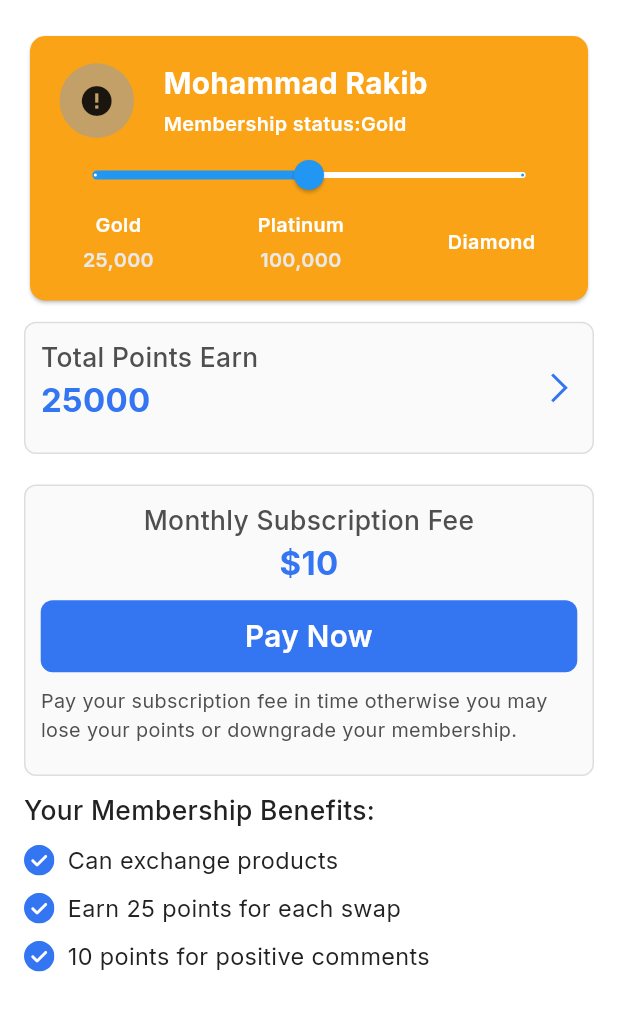
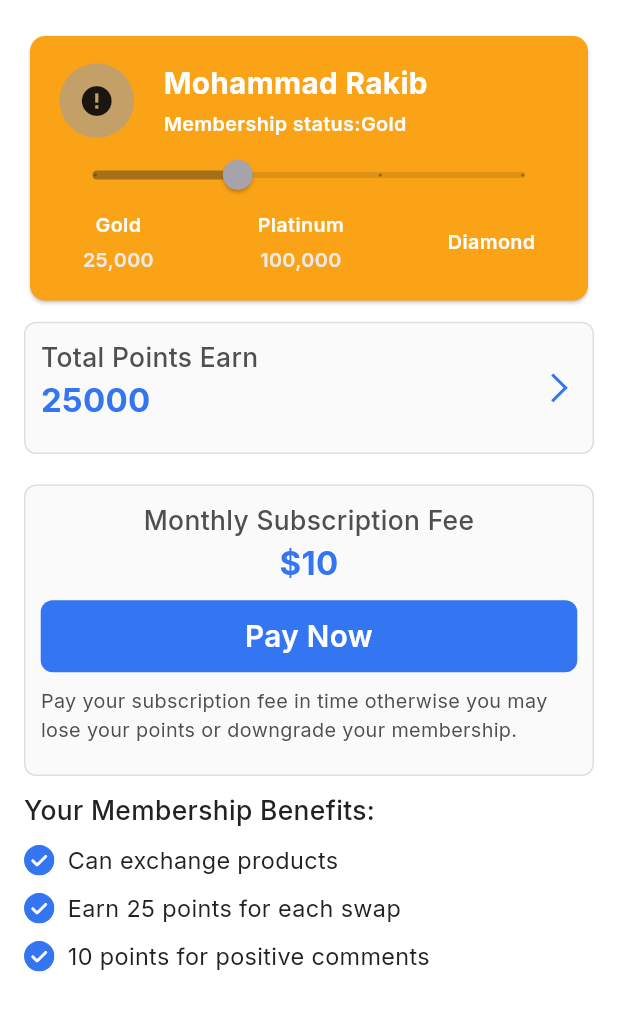
Before and after one commit to bdCalling-Sdt-hub/trade_app, a Flutter app: the MyMembershipScreen screen opened by its route, on a phone screen of 412 x 824 dp, the part 90-1121 px from its top. Run offline on Flutter 3.47's test engine with Material 3 defaults, Android fonts, the phone set to English and light mode, and no system bars; drawn by our look-alikes of cached_network_image; our stand-ins replace carousel_slider, connectivity_plus, country_picker, flutter_rating_bar, flutter_screenutil, flutter_spinkit and 9 more; accounts and stored records are empty; network calls fail; project files that could hold a hidden picture were left out.

Commit message:
membership screen completed

```diff
--- a/lib/controller/membership_controller/membership_controller.dart
+++ b/lib/controller/membership_controller/membership_controller.dart
@@ -1,11 +1,14 @@
 import 'package:get/get.dart';
 
 class MembershipController extends GetxController {
+
+  RxBool isLoader = false.obs;
   var sliderValue = 25000.0.obs;
 
   void updateSliderValue(double value) {
     sliderValue.value = value;
   }
+
 
 
   final List<String> membershipItem = [
--- a/lib/core/app_routes/app_routes.dart
+++ b/lib/core/app_routes/app_routes.dart
@@ -9,6 +9,7 @@ import 'package:trade_app/view/screens/authentication/sign_up/sign_up_screen.dar
 import 'package:trade_app/view/screens/authentication/sign_up_otp/sign_up_otp.dart';
 import 'package:trade_app/view/screens/category_screen/category_screen.dart';
 import 'package:trade_app/view/screens/membership_package/membership_package_screen.dart';
+import 'package:trade_app/view/screens/my_membership_screen/membership_details_screen/membership_details_screen.dart';
 import 'package:trade_app/view/screens/notification_screen/notification_screen.dart';
 import 'package:trade_app/view/screens/other_profile/other_profile.dart';
 import 'package:trade_app/view/screens/package_details/package_details_screen.dart';
@@ -61,6 +62,7 @@ class AppRoutes {
   static const String categoryScreen = "/CategoryScreen";
   static const String notificationScreen = "/NotificationScreen";
   static const String otherProfile = "/OtherProfile";
+  static const String membershipDetailsScreen = "/MembershipDetailsScreen";
 
   ///=============================Post Edit Screen============
   static const String postAddScreen = "/PostAddScreen";
@@ -96,6 +98,7 @@ class AppRoutes {
     GetPage(name: myMembershipScreen, page: () =>     MyMembershipScreen()),
     GetPage(name: pointsEarnedScreen, page: () =>    const PointsEarnedScreen()),
     GetPage(name: myRatingScreen, page: () =>     MyRatingScreen()),
+    GetPage(name: membershipDetailsScreen, page: () =>     const MembershipDetailsScreen()),
 
     ///============================Post Edit Screen=================
     GetPage(name: postAddScreen, page: () =>     const PostAddScreen()),
--- a/lib/view/components/custom_membership_profile_card/custom_membership_profile_card.dart
+++ b/lib/view/components/custom_membership_profile_card/custom_membership_profile_card.dart
@@ -12,18 +12,22 @@ class CustomMembershipProfileCard extends StatelessWidget {
   final String name;
   final String membershipStatus;
   final MembershipController controller;
+  final VoidCallback onTap;
 
   const CustomMembershipProfileCard({
     required this.imageUrl,
     required this.name,
     required this.membershipStatus,
     super.key,
-    required this.controller,
+    required this.controller, required this.onTap,
   });
 
   @override
   Widget build(BuildContext context) {
-    return Card(
+
+    return GestureDetector(
+      onTap: onTap,
+      child: Card(
         shape: RoundedRectangleBorder(
           borderRadius: BorderRadius.circular(10.r),
         ),
@@ -64,18 +68,16 @@ class CustomMembershipProfileCard extends StatelessWidget {
                   ),
                 ],
               ),
-            Obx(() =>
-            ///===================This is Slider===========
               Slider(
                 value: controller.sliderValue.value,
-                  onChanged: controller.updateSliderValue,
+                onChanged: null, // Disable user interaction
                 min: 0,
                 max: 100000,
-                  divisions: 2,
+                divisions: 3,
                 label: controller.sliderValue.value.toString(),
                 activeColor: Colors.blue,
                 inactiveColor: Colors.white,
-                )),
+              ),
               Padding(
                 padding: EdgeInsets.symmetric(horizontal: 16.w),
                 child: Row(
@@ -130,6 +132,7 @@ class CustomMembershipProfileCard extends StatelessWidget {
             ],
           ),
         ),
+      ),
     );
   }
 }
--- a/lib/view/screens/my_membership_screen/my_membership_screen.dart
+++ b/lib/view/screens/my_membership_screen/my_membership_screen.dart
@@ -11,6 +11,7 @@ import 'package:trade_app/view/components/custom_app_bar/custom_app_bar.dart';
 import 'package:trade_app/view/components/custom_button/custom_button.dart';
 import 'package:trade_app/view/components/custom_details_container/custom_details_container.dart';
 import 'package:trade_app/view/components/custom_image/custom_image.dart';
+import 'package:trade_app/view/components/custom_loader/custom_loader.dart';
 import 'package:trade_app/view/components/custom_membership_profile_card/custom_membership_profile_card.dart';
 import 'package:trade_app/view/components/custom_text/custom_text.dart';
 
@@ -32,16 +33,21 @@ class MyMembershipScreen extends StatelessWidget {
       body: Padding(
         padding: const EdgeInsets.symmetric(horizontal: 16, vertical: 16),
         child: SingleChildScrollView(
-          child: Column(
+          child: Obx(
+            () {
+              return Column(
                 crossAxisAlignment: CrossAxisAlignment.start,
                 children: [
                   ///======================Header Card==================
-
+                   membershipController.isLoader.value?
+                       const CustomLoader():
                    CustomMembershipProfileCard(
                     imageUrl: AppConstants.userNtr,
                     name: 'Mohammad Rakib',
                     membershipStatus: 'Gold',
-                controller: membershipController,
+                    controller: membershipController, onTap: () {
+                      Get.toNamed(AppRoutes.membershipDetailsScreen);
+                   },
                   ),
 
                   ///=======================Total Points Earn=============
@@ -154,6 +160,8 @@ class MyMembershipScreen extends StatelessWidget {
                     }),
                   ),
                 ],
+              );
+            }
           ),
         ),
       ),
```
Also changed, not shown: lib/view/screens/my_membership_screen/membership_details_screen/membership_details_screen.dart (added, +15 -0 lines). Lines whose indentation alone changed are shown as unchanged.
